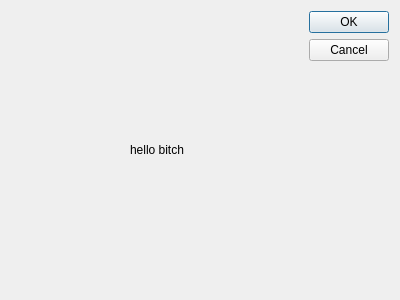
Old version of the form OGC2.ui in the repository Andy-CH-BO-AN/Python-work--Login-system.
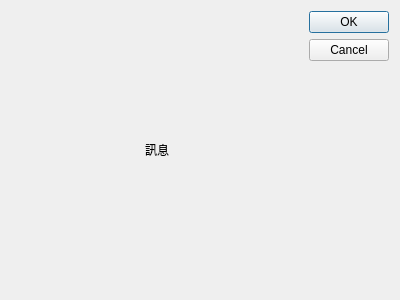
New version of the form.

What changed in the file:
```diff
--- a/OGC2.ui
+++ b/OGC2.ui
@@ -17,7 +17,7 @@
    <item alignment="Qt::AlignHCenter|Qt::AlignVCenter">
     <widget class="QLabel" name="label">
      <property name="text">
-      <string>hello bitch</string>
+      <string>訊息</string>
      </property>
     </widget>
    </item>
```
Left out of the diff: 20 changed lines with no effect on the pictures.
